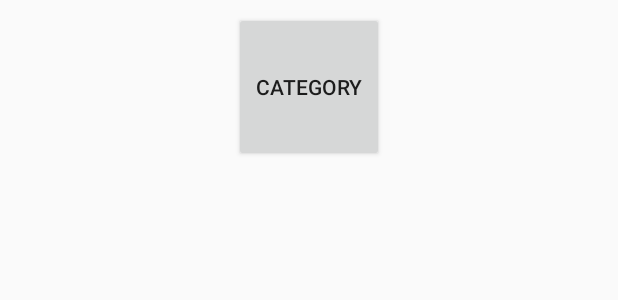
After one commit to ajsherrell/Quiz-Hyperbaric, an Android app: the layout list_item.xml on its own in the app's theme, with its tools: preview values and no code run, on a phone screen of 412 x 824 dp. The commit adds this screen. Shown: the top 300 px of the screen. Run offline under Robolectric (Android 15) with nearby library versions, the phone set to English and light mode, and no system bars.

Commit message:
make list item button

```diff
--- /dev/null
+++ b/app/src/main/res/layout/list_item.xml
@@ -0,0 +1,18 @@
+<?xml version="1.0" encoding="utf-8"?>
+<layout xmlns:tools="http://schemas.android.com/tools"
+    xmlns:android="http://schemas.android.com/apk/res/android">
+
+    <FrameLayout
+        android:layout_width="match_parent"
+        android:layout_height="wrap_content"
+        android:layout_margin="8dp">
+
+        <Button
+            android:layout_width="100dp"
+            android:layout_height="100dp"
+            android:layout_gravity="center"
+            tools:text="@string/category"/>
+
+    </FrameLayout>
+
+</layout>
--- /dev/null
+++ b/app/src/main/res/navigation/nav_graph.xml
@@ -0,0 +1,5 @@
+<?xml version="1.0" encoding="utf-8"?>
+<navigation xmlns:android="http://schemas.android.com/apk/res/android"
+    xmlns:app="http://schemas.android.com/apk/res-auto" android:id="@+id/nav_graph">
+
+</navigation>
--- a/app/src/main/res/values/strings.xml
+++ b/app/src/main/res/values/strings.xml
@@ -1,3 +1,4 @@
 <resources>
     <string name="app_name">Quiz-Hyperbaric</string>
+    <string name="category">Category</string>
 </resources>
```
Also changed, not shown: app/src/main/res/layout/activity_main.xml (+6 -1 lines).
